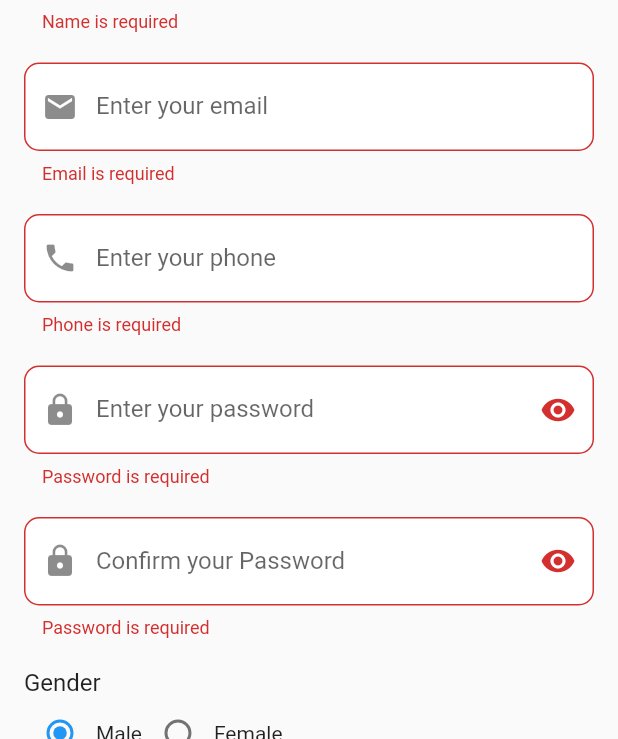
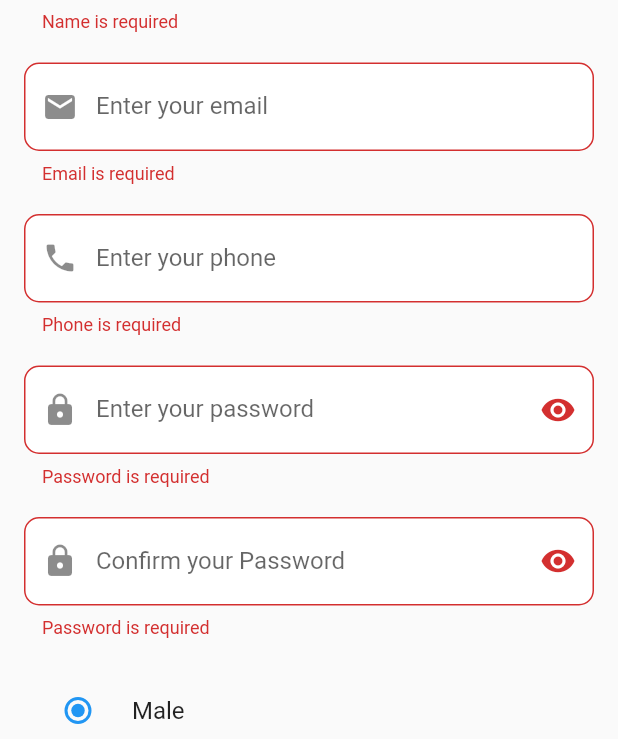
Before and after one commit to ElSanteel/doctor_schedule_appointment_app, a Flutter app: the RegisterScreen screen opened directly, after a tap on "Register", on a phone screen of 412 x 824 dp, the part 497-1236 px from its top. Run offline on Flutter 3.47's test engine with Material 2 defaults, Android fonts, the phone set to English and light mode, and no system bars; our stand-ins replace dio, flutter_bloc, shared_preferences; accounts and stored records are empty.

Commit message:
removed gender_selection_widget.dart

```diff
--- a/lib/blocs/authentication_cubit/authentication_cubit.dart
+++ b/lib/blocs/authentication_cubit/authentication_cubit.dart
@@ -6,7 +6,6 @@ import 'package:session_20/services/Shared%20Preference/shared_preference_helper
 import 'package:session_20/services/dio/dio_helper.dart';
 import 'package:session_20/tokens.dart';
 
-import '../../enum/gender_enum.dart';
 import '../../models/Login Model/login_request_model.dart';
 import '../../models/Login Model/login_response_model.dart';
 import '../../models/appointment_model.dart';
@@ -33,11 +32,11 @@ class AuthenticationCubit extends Cubit<AuthenticationState> {
 
   bool isVisible = true;
 
-  Gender selectedGender = Gender.male;
+  int selectedGender = 0;
 
-  void setSelectedGender(Gender gender) {
+  void setSelectedGenderChanged(gender) {
     selectedGender = gender;
-    emit(AuthenticationGenderChanged(selectedGender));
+    emit(GenderState());
   }
 
   void togglePasswordVisibility() {
@@ -79,8 +78,9 @@ class AuthenticationCubit extends Cubit<AuthenticationState> {
       if (value.statusCode == 200 || value.statusCode == 201) {
         emit(UserRegisterSuccessState());
       } else {
+        var jsonData = jsonDecode(value.data);
         print(value.data);
-        emit(UserRegisterErrorState(value.data.toString()));
+        emit(UserRegisterErrorState(jsonData['data'].toString()));
       }
     }).catchError((onError) {
       emit(UserRegisterErrorState(onError.toString()));
--- a/lib/blocs/authentication_cubit/authentication_state.dart
+++ b/lib/blocs/authentication_cubit/authentication_state.dart
@@ -25,15 +25,7 @@ class UserRegisterErrorState extends AuthenticationState {
   UserRegisterErrorState(this.registerErrorMessage);
 }
 
-class AuthenticationGenderChanged extends AuthenticationState {
-  final Gender selectedGender;
-
-  AuthenticationGenderChanged(this.selectedGender);
-
-  List<Object> get props {
-    return [selectedGender];
-  }
-}
+class GenderState extends AuthenticationState {}
 
 class PasswordVisibilityChanged extends AuthenticationState {
   final bool isVisible;
--- a/lib/models/Register Model/register_request_model.dart
+++ b/lib/models/Register Model/register_request_model.dart
@@ -2,9 +2,9 @@ class RegisterRequestModel {
   String name;
   String email;
   String phone;
-  String gender;
+  int gender;
   String password;
-  String pasword_confirmation;
+  String passwordConfirmation;
 
   RegisterRequestModel(
       {required this.name,
@@ -12,7 +12,7 @@ class RegisterRequestModel {
       required this.phone,
       required this.gender,
       required this.password,
-      required this.pasword_confirmation});
+      required this.passwordConfirmation});
 
   Map<String, dynamic> toJson() {
     return {
@@ -21,7 +21,7 @@ class RegisterRequestModel {
       "phone": phone,
       "gender": gender,
       "password": password,
-      "password_conformation": pasword_confirmation
+      "password_conformation": passwordConfirmation
     };
   }
 }
--- a/lib/views/Authentication Screen/view/authentication_screen.dart
+++ b/lib/views/Authentication Screen/view/authentication_screen.dart
@@ -1,6 +1,5 @@
 import 'package:flutter/material.dart';
 import 'package:flutter_bloc/flutter_bloc.dart';
-import 'package:session_20/models/login_model.dart';
 import 'package:session_20/views/Appointment%20Screen/view/appointments_screen.dart';
 import 'package:session_20/views/Registration%20Screen/view/registration_screen.dart';
 import '../../../blocs/authentication_cubit/authentication_cubit.dart';
--- a/lib/views/Registration Screen/component/gender_selection_widget.dart
+++ /dev/null
@@ -1,57 +0,0 @@
-import 'package:flutter/material.dart';
-
-import '../../../enum/gender_enum.dart';
-
-class GenderSelectionWidget extends StatefulWidget {
-  final Gender selectedGender;
-  final Function(Gender) onGenderChanged;
-
-  const GenderSelectionWidget(
-      {super.key, required this.selectedGender, required this.onGenderChanged});
-
-  @override
-  GenderSelectionWidgetState createState() => GenderSelectionWidgetState();
-}
-
-class GenderSelectionWidgetState extends State<GenderSelectionWidget> {
-  @override
-  Widget build(BuildContext context) {
-    return Column(
-      crossAxisAlignment: CrossAxisAlignment.start,
-      children: [
-        const Text(
-          'Gender',
-          style: TextStyle(fontSize: 16),
-        ),
-        Row(
-          children: <Widget>[
-            Row(
-              children: [
-                Radio<Gender>(
-                  value: Gender.male,
-                  groupValue: widget.selectedGender,
-                  onChanged: (Gender? value) {
-                    widget.onGenderChanged(Gender.male);
-                  },
-                ),
-                const Text('Male'),
-              ],
-            ),
-            Row(
-              children: [
-                Radio<Gender>(
-                  value: Gender.female,
-                  groupValue: widget.selectedGender,
-                  onChanged: (Gender? value) {
-                    widget.onGenderChanged(Gender.female);
-                  },
-                ),
-                const Text('Female'),
-              ],
-            ),
-          ],
-        ),
-      ],
-    );
-  }
-}
--- a/lib/views/Registration Screen/view/registration_screen.dart
+++ b/lib/views/Registration Screen/view/registration_screen.dart
@@ -4,7 +4,6 @@ import 'package:session_20/blocs/authentication_cubit/authentication_cubit.dart'
 import 'package:session_20/models/Register%20Model/register_request_model.dart';
 import '../../../core/components/custom_text_field.dart';
 import '../../Authentication Screen/view/authentication_screen.dart';
-import '../component/gender_selection_widget.dart';
 
 class RegisterScreen extends StatelessWidget {
   const RegisterScreen({super.key});
@@ -141,16 +140,24 @@ class RegisterScreen extends StatelessWidget {
                       validator: (value) {
                         if (value == null || value.isEmpty) {
                           return 'Password is required';
+                        } else if (value !=
+                            cubit.registerConfirmationPasswordController.text) {
+                          return ' Password don`t match';
                         }
+
                         return null;
                       },
                     ),
-                    GenderSelectionWidget(
-                      selectedGender: cubit.selectedGender,
-                      onGenderChanged: (gender) {
-                        cubit.setSelectedGender(gender);
-                      },
-                    ),
+                    RadioListTile(
+                        title: const Text('Male'),
+                        value: 0,
+                        groupValue: cubit.selectedGender,
+                        onChanged: cubit.setSelectedGenderChanged),
+                    RadioListTile(
+                        title: const Text('Female'),
+                        value: 1,
+                        groupValue: cubit.selectedGender,
+                        onChanged: cubit.setSelectedGenderChanged),
                     Center(
                       child: SizedBox(
                         width: 350,
@@ -170,10 +177,10 @@ class RegisterScreen extends StatelessWidget {
                                           cubit.registerPasswordController.text,
                                       name: cubit.registerNameController.text,
                                       phone: cubit.registerPhoneController.text,
-                                      pasword_confirmation: cubit
+                                      passwordConfirmation: cubit
                                           .registerConfirmationPasswordController
                                           .text,
-                                      gender: cubit.selectedGender.toString(),
+                                      gender: cubit.selectedGender,
                                     );
                                     cubit.userRegister(registerRequestModel);
                                   }
```
